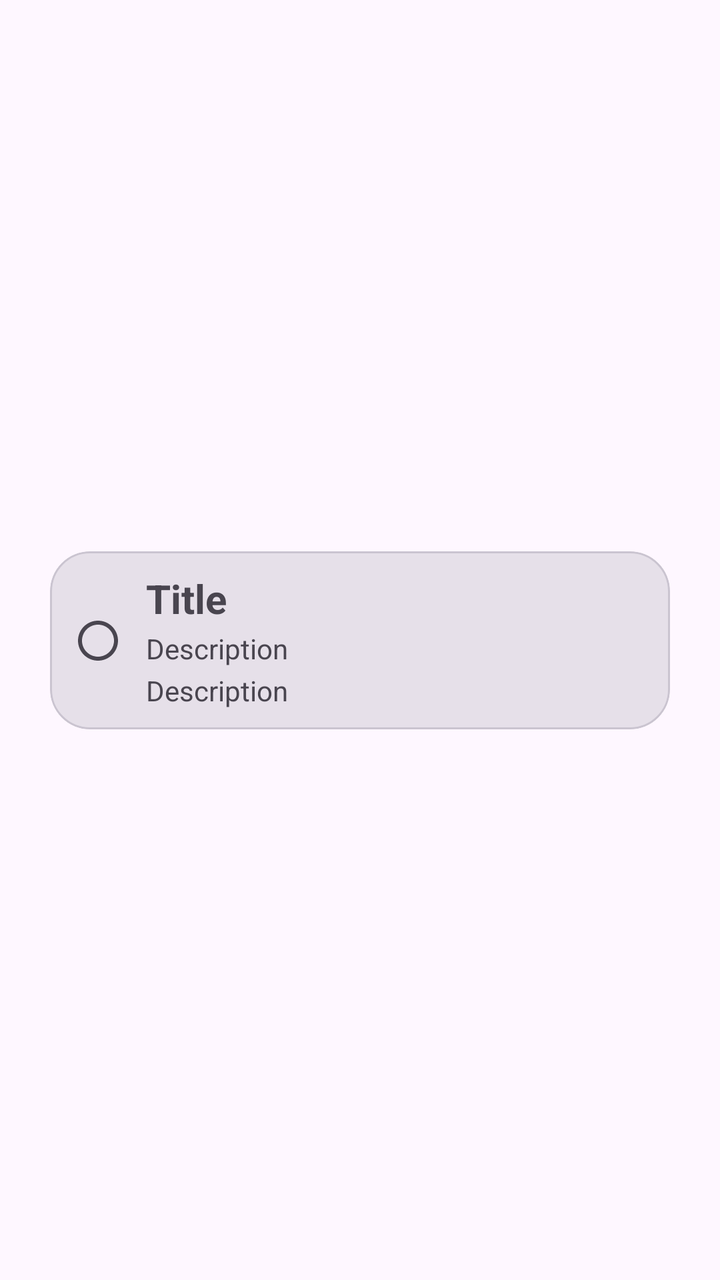
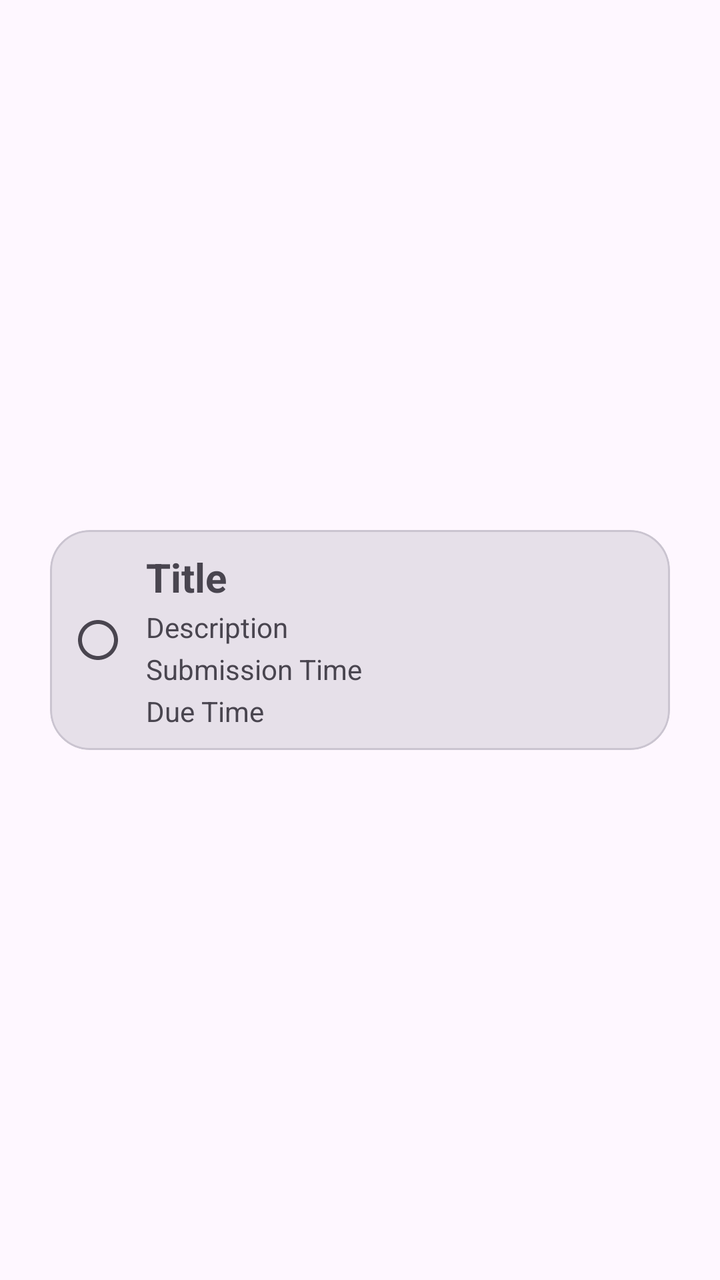

Two renders of the same Android screen: before a commit and after it. Below are the layout's source before the change and the commit's diff.
<!-- AndroidManifest.xml: application theme Theme.TaskMate -->
<!-- res/layout/item_task.xml -->
<?xml version="1.0" encoding="utf-8"?>
<androidx.constraintlayout.widget.ConstraintLayout
    xmlns:android="http://schemas.android.com/apk/res/android"
    xmlns:app="http://schemas.android.com/apk/res-auto"
    android:layout_width="match_parent"
    android:layout_height="wrap_content"
    android:paddingHorizontal="25dp"
    android:paddingVertical="12dp">

    <com.google.android.material.card.MaterialCardView
        android:layout_width="match_parent"
        android:layout_height="wrap_content"
        android:paddingStart="2dp"
        android:paddingEnd="20dp"
        android:paddingVertical="15dp"
        app:cardCornerRadius="20dp"
        app:cardBackgroundColor="?attr/colorSurfaceContainerHighest"
        app:layout_constraintStart_toStartOf="parent"
        app:layout_constraintEnd_toEndOf="parent"
        app:layout_constraintBottom_toBottomOf="parent"
        app:layout_constraintTop_toTopOf="parent">

        <androidx.constraintlayout.widget.ConstraintLayout
            android:layout_width="match_parent"
            android:layout_height="wrap_content"
            android:paddingVertical="10dp"
            android:layout_marginEnd="35dp">

            <CheckBox
                android:id="@+id/taskDone"
                android:layout_width="wrap_content"
                android:layout_height="wrap_content"
                style="@style/CustomCheckboxBrand"
                app:layout_constraintStart_toStartOf="parent"
                app:layout_constraintTop_toTopOf="parent"
                app:layout_constraintBottom_toBottomOf="parent" />

            <TextView
                android:id="@+id/taskTitle"
                android:layout_width="0dp"
                android:layout_height="wrap_content"
                android:text="@string/titlePlaceholder"
                android:textSize="20sp"
                android:textStyle="bold"
                app:layout_constraintStart_toEndOf="@id/taskDone"
                app:layout_constraintEnd_toEndOf="parent"
                app:layout_constraintTop_toTopOf="parent" />

            <TextView
                android:id="@+id/taskDescription"
                android:layout_width="0dp"
                android:layout_height="wrap_content"
                android:text="@string/descriptionPlaceholder"
                android:textSize="14sp"
                android:paddingTop="2dp"
                app:layout_constraintStart_toEndOf="@id/taskDone"
                app:layout_constraintEnd_toEndOf="parent"
                app:layout_constraintTop_toBottomOf="@id/taskTitle"/>

            <TextView
                android:id="@+id/taskAddedDate"
                android:layout_width="0dp"
                android:layout_height="wrap_content"
                android:text="@string/descriptionPlaceholder"
                android:textSize="14sp"
                android:paddingTop="2dp"
                app:layout_constraintStart_toEndOf="@id/taskDone"
                app:layout_constraintEnd_toEndOf="parent"
                app:layout_constraintTop_toBottomOf="@id/taskDescription"/>













        </androidx.constraintlayout.widget.ConstraintLayout>

    </com.google.android.material.card.MaterialCardView>


</androidx.constraintlayout.widget.ConstraintLayout>
<!-- resources referenced by this layout -->
<resources>
  <string name="descriptionPlaceholder">Description</string>
  <string name="titlePlaceholder">Title</string>
  <style name="CustomCheckboxBrand" parent="@style/Widget.AppCompat.CompoundButton.CheckBox">
          <item name="android:button">@drawable/checkbox_selector</item>
          <item name="android:background">@android:color/transparent</item>
      </style>
  <style name="Theme.TaskMate" parent="Theme.Material3.DayNight.NoActionBar">
  
          <item name="textAppearanceHeadline6">@style/TextAppearance.MaterialComponents.Headline6</item>
          <item name="textAppearanceBody1">@style/TextAppearance.MaterialComponents.Body1</item>
  
  
          
          <item name="colorPrimary">@color/purple_500</item>
  
  
          
          <item name="colorSecondary">@color/teal_200</item>
  
  
          
          <item name="android:navigationBarColor">@color/teal_700</item>
          <item name="android:statusBarColor">@color/teal_700</item>
          
      </style>
  <!-- drawable checkbox_selector (drawable) -->
  <?xml version="1.0" encoding="utf-8"?>
  <selector xmlns:android="http://schemas.android.com/apk/res/android">
      
      <item android:drawable="@drawable/ic_checkbox_unchecked_24"
          android:state_checked="true"
          android:state_enabled="false" />
  
      
      <item android:drawable="@drawable/ic_checkbox_unchecked_24"
          android:state_checked="true"
          android:state_enabled="true" />
  
      
      <item android:drawable="@drawable/ic_base_checkbox_radiobutton_24"/>
  </selector>
  <color name="purple_500">#FF6200EE</color>
  <color name="teal_200">#FF03DAC5</color>
  <color name="teal_700">#FF018786</color>
  <!-- drawable ic_checkbox_unchecked_24 (drawable) -->
  <vector xmlns:android="http://schemas.android.com/apk/res/android" android:height="24dp" android:viewportHeight="20" android:viewportWidth="20" android:width="24dp">
        
      <path android:fillColor="#00000000" android:fillType="evenOdd" android:pathData="M10,1C14.971,1 19,5.029 19,10C19,14.971 14.971,19 10,19C5.029,19 1,14.971 1,10C1,5.029 5.029,1 10,1Z" android:strokeColor="#000000" android:strokeLineCap="round" android:strokeLineJoin="round" android:strokeWidth="2"/>
        
      <path android:fillColor="#00000000" android:fillType="evenOdd" android:pathData="M5.714,9.622l3.529,3.378l5.042,-6" android:strokeColor="#000000" android:strokeLineCap="round" android:strokeLineJoin="round" android:strokeWidth="2"/>
      
  </vector>
  <!-- drawable ic_base_checkbox_radiobutton_24 (drawable) -->
  <vector xmlns:android="http://schemas.android.com/apk/res/android" android:height="24dp" android:viewportHeight="24" android:viewportWidth="24" android:width="24dp">
        
      <path android:fillColor="#000000" android:fillType="evenOdd" android:pathData="M12,22C17.523,22 22,17.523 22,12C22,6.477 17.523,2 12,2C6.477,2 2,6.477 2,12C2,17.523 6.477,22 12,22ZM12,20C16.418,20 20,16.418 20,12C20,7.582 16.418,4 12,4C7.582,4 4,7.582 4,12C4,16.418 7.582,20 12,20Z"/>
      
  </vector>
</resources>

<!-- the commit's change to res/layout/item_task.xml (unified diff, before → after) -->
@@ -61,12 +61,23 @@
                 android:id="@+id/taskAddedDate"
                 android:layout_width="0dp"
                 android:layout_height="wrap_content"
-                android:text="@string/descriptionPlaceholder"
+                android:text="@string/taskSubmissionDatePlaceHolder"
                 android:textSize="14sp"
                 android:paddingTop="2dp"
                 app:layout_constraintStart_toEndOf="@id/taskDone"
                 app:layout_constraintEnd_toEndOf="parent"
                 app:layout_constraintTop_toBottomOf="@id/taskDescription"/>
+
+            <TextView
+                android:id="@+id/taskDueDate"
+                android:layout_width="0dp"
+                android:layout_height="wrap_content"
+                android:text="@string/taskDueDatePlaceHolder"
+                android:textSize="14sp"
+                android:paddingTop="2dp"
+                app:layout_constraintStart_toEndOf="@id/taskDone"
+                app:layout_constraintEnd_toEndOf="parent"
+                app:layout_constraintTop_toBottomOf="@id/taskAddedDate"/>
 
 
 
<!-- resource entries referenced after the edit -->
@@ -1,6 +1,8 @@
 <!-- resources referenced by this layout -->
 <resources>
   <string name="descriptionPlaceholder">Description</string>
+  <string name="taskDueDatePlaceHolder">Due Time</string>
+  <string name="taskSubmissionDatePlaceHolder">Submission Time</string>
   <string name="titlePlaceholder">Title</string>
   <style name="CustomCheckboxBrand" parent="@style/Widget.AppCompat.CompoundButton.CheckBox">
           <item name="android:button">@drawable/checkbox_selector</item>
